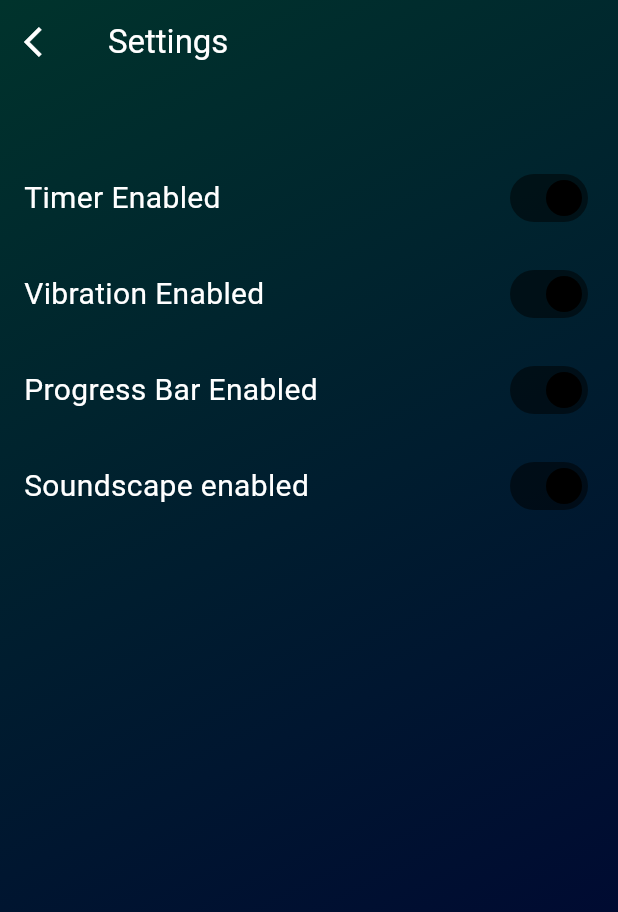
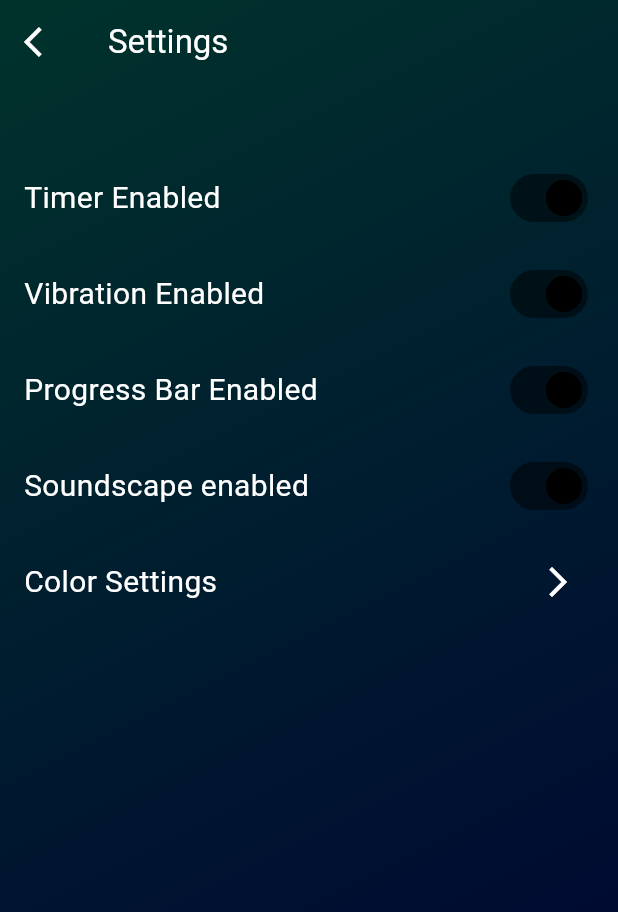
Before and after one commit to crypticdenis/meditation_app_flutter, a Flutter app: the screen it shows after launch, item 2 of the bottom bar chosen, after a tap on the "settings" icon, on a phone screen of 412 x 824 dp. Shown: the top 912 px of the screen. Run offline on Flutter 3.47's test engine with Material 3 defaults, Android fonts, the phone set to English and light mode, and no system bars; our stand-ins replace audioplayers, firebase_core, firebase_storage, fl_chart, get, shared_preferences and 1 more; accounts and stored records are empty.

Commit message:
fixed backgroundcolor selection and did a few layout changes, added selection for color to settings

```diff
--- a/lib/actual_settings_screen.dart
+++ b/lib/actual_settings_screen.dart
@@ -4,6 +4,7 @@ import 'package:meditation_app_flutter/providers/theme_provider.dart';
 import 'package:meditation_app_flutter/custom_app_bar.dart';
 import 'package:meditation_app_flutter/providers/settings_provider.dart';
 import 'package:meditation_app_flutter/providers/sound_provider.dart';
+import 'appearance/color_settings.dart';
 
 class ActualSettingsScreen extends StatelessWidget {
   const ActualSettingsScreen({Key? key}) : super(key: key);
@@ -55,7 +56,8 @@ class ActualSettingsScreen extends StatelessWidget {
               ),
             ),
             Padding(
-              padding: const EdgeInsets.symmetric(vertical: 8.0, horizontal: 16.0),
+              padding:
+                  const EdgeInsets.symmetric(vertical: 8.0, horizontal: 16.0),
               child: Row(
                 mainAxisAlignment: MainAxisAlignment.spaceBetween,
                 children: [
@@ -67,9 +69,11 @@ class ActualSettingsScreen extends StatelessWidget {
                     ),
                   ),
                   Switch(
-                    value: settingsProvider.vibrationEnabled, // Assume a vibrationEnabled flag exists in your SettingsProvider
+                    value: settingsProvider.vibrationEnabled,
+                    // Assume a vibrationEnabled flag exists in your SettingsProvider
                     onChanged: (value) {
-                      settingsProvider.setVibrationEnabled(value); // Implement this method in your SettingsProvider
+                      settingsProvider.setVibrationEnabled(
+                          value); // Implement this method in your SettingsProvider
                     },
                     activeColor: Colors.black,
                     inactiveThumbColor: Colors.white,
@@ -128,6 +132,35 @@ class ActualSettingsScreen extends StatelessWidget {
                 ],
               ),
             ),
+            Padding(
+              padding:
+                  const EdgeInsets.symmetric(vertical: 8.0, horizontal: 16.0),
+              child: Row(
+                mainAxisAlignment: MainAxisAlignment.spaceBetween,
+                children: [
+                  const Text(
+                    'Color Settings',
+                    style: TextStyle(
+                      color: Colors.white,
+                      fontSize: 20,
+                    ),
+                  ),
+                  IconButton(
+                    icon: Icon(
+                      Icons.arrow_forward_ios,
+                      color: Colors.white,
+                    ),
+                    onPressed: () {
+                      // Navigate to the new menu screen
+                      Navigator.of(context).push(MaterialPageRoute(
+                        builder: (context) =>
+                            SettingsScreen(), // Replace with your actual new menu screen widget
+                      ));
+                    },
+                  ),
+                ],
+              ),
+            ),
           ],
         ),
       ),
--- a/lib/home/week_rating_widget.dart
+++ b/lib/analytics/week_rating_widget.dart
@@ -1,6 +1,7 @@
 import 'package:flutter/material.dart';
 import 'package:fl_chart/fl_chart.dart';
 import 'package:intl/intl.dart';
+import 'package:meditation_app_flutter/common_definitions.dart';
 import 'package:provider/provider.dart';
 import 'package:meditation_app_flutter/providers/ratings_provider.dart';
 
@@ -8,42 +9,39 @@ class WeekRatingWidget extends StatelessWidget {
   WeekRatingWidget({Key? key}) : super(key: key);
 
   final daysOfWeek = ["Mon", "Tue", "Wed", "Thu", "Fri", "Sat", "Sun"];
-  final DateFormat dateFormat = DateFormat('yyyy-MM-dd'); // Use the same format as in RatingsProvider
+  final DateFormat dateFormat = DateFormat('yyyy-MM-dd');
 
-  Color getColorBasedOnValue(double value) {
-    List<Color> colorGradient = [
-      Colors.red, // 1
-      Colors.deepOrange, // 2
-      Colors.orangeAccent, // 3
-      Colors.lightGreen, // 4
-      Colors.green // 5
-    ];
-    int index = (value.clamp(1, 5)).round() - 1; // Adjusted to use 0-based index
+  Color getColorBasedOnAverageValue(double average) {
+    int index =
+        roundToNearestHalf(average).clamp(0, colorGradient.length).toInt() * 2;
+    print('index');
+    print(index);
     return colorGradient[index];
-  }
-
-  DateTime getWeekStart(DateTime current) {
-    int daysFromMonday = current.weekday - 1;
-    return current.subtract(Duration(days: daysFromMonday));
   }
 
   @override
   Widget build(BuildContext context) {
-    final Map<String, int> sampleRatings = Provider.of<RatingsProvider>(context).ratings;
+    final ratingsProvider = Provider.of<RatingsProvider>(context);
+    final Map<String, List<int>> sampleRatings = ratingsProvider.ratings;
 
+    final weekStartDate = getWeekStart(DateTime.now());
     final List<BarChartGroupData> barGroups = List.generate(7, (index) {
-      final weekStartDate = getWeekStart(DateTime.now());
       final date = weekStartDate.add(Duration(days: index));
       final dateString = dateFormat.format(date);
 
-      final entryValue = sampleRatings[dateString] ?? 0;
+      // Retrieve the list of ratings for the current day
+      final List<int> dailyRatings = sampleRatings[dateString] ?? [];
+      // Calculate the average rating for the day
+      final double averageRating = dailyRatings.isNotEmpty
+          ? dailyRatings.reduce((a, b) => a + b) / dailyRatings.length
+          : 0;
 
       return BarChartGroupData(
         x: index,
         barRods: [
           BarChartRodData(
-            toY: entryValue.toDouble(), // Directly using the rating value as the height
-            color: getColorBasedOnValue(entryValue.toDouble()),
+            toY: roundToNearestHalf(averageRating),
+            color: getColorBasedOnAverageValue(averageRating),
             width: 15,
           ),
         ],
@@ -57,7 +55,8 @@ class WeekRatingWidget extends StatelessWidget {
         color: Colors.white12,
       ),
       margin: const EdgeInsets.all(15),
-      padding: const EdgeInsets.only(right: 18.0, left: 12.0, top: 40, bottom: 12),
+      padding:
+          const EdgeInsets.only(right: 18.0, left: 12.0, top: 40, bottom: 12),
       child: BarChart(
         BarChartData(
           maxY: 5,
@@ -70,7 +69,8 @@ class WeekRatingWidget extends StatelessWidget {
                 getTitlesWidget: (value, meta) => Padding(
                   padding: const EdgeInsets.only(top: 6.0),
                   child: Text(daysOfWeek[value.toInt() % daysOfWeek.length],
-                      style: const TextStyle(color: Colors.white, fontSize: 12)),
+                      style:
+                          const TextStyle(color: Colors.white, fontSize: 12)),
                 ),
               ),
             ),
@@ -79,9 +79,11 @@ class WeekRatingWidget extends StatelessWidget {
                 showTitles: false,
                 getTitlesWidget: (value, meta) {
                   // Show 1-5 scale on the left
-                  return Text(value.toInt().toString(), style: TextStyle(color: Colors.white));
+                  return Text(value.toInt().toString(),
+                      style: TextStyle(color: Colors.white));
                 },
-                interval: 1, // Set interval to 1 to display all numbers from 1 to 5
+                interval: 1,
+                // Set interval to 1 to display all numbers from 1 to 5
                 reservedSize: 28, // Adjust the size as needed
               ),
             ),
--- a/lib/appearance/color_settings.dart
+++ b/lib/appearance/color_settings.dart
@@ -13,6 +13,12 @@ class SettingsScreen extends StatelessWidget {
     final themeProvider = Provider.of<ThemeProvider>(context);
 
     return Scaffold(
+      extendBodyBehindAppBar: true,
+      appBar: CustomAppBar(
+        title: '',
+        showSettingsButton: false,
+        showSoundSettingsButton: false,
+      ),
       body: Container(
         decoration: BoxDecoration(
           gradient: themeProvider.currentGradient,
--- a/lib/home/home.dart
+++ b/lib/home/home.dart
@@ -8,13 +8,13 @@ import 'package:meditation_app_flutter/meditation/meditation_preselect.dart';
 import 'package:meditation_app_flutter/appearance/color_settings.dart';
 import 'package:meditation_app_flutter/background_sounds_feature/sound_settings.dart';
 import 'package:meditation_app_flutter/breathing_screen_files/breathing_preselect.dart';
-import 'package:meditation_app_flutter/home/week_rating_widget.dart';
+import 'package:meditation_app_flutter/analytics/week_rating_widget.dart';
 import 'package:audioplayers/audioplayers.dart';
 import 'package:meditation_app_flutter/providers/sound_provider.dart';
 import 'package:meditation_app_flutter/providers/ratings_provider.dart';
-import 'monthly_ratings.dart';
+import '../analytics/monthly_ratings.dart';
 import 'package:meditation_app_flutter/common_definitions.dart';
-import 'yearly_rating.dart';
+import '../analytics/yearly_rating.dart';
 
 class Home extends StatefulWidget {
   const Home({Key? key}) : super(key: key);
@@ -28,10 +28,12 @@ class _HomeState extends State<Home> {
   late Future<void> _initFuture;
   late StreakProvider _streakProvider;
   late RatingsProvider _ratingsProvider;
+  late ThemeProvider _themeProvider;
 
   @override
   void initState() {
     super.initState();
+    _themeProvider = Provider.of<ThemeProvider>(context, listen: false);
     _ratingsProvider = Provider.of<RatingsProvider>(context, listen: false);
     _initFuture = _ratingsProvider.init();
     _streakProvider = Provider.of<StreakProvider>(context, listen: false);
@@ -45,7 +47,7 @@ class _HomeState extends State<Home> {
   final List<Widget> _widgetOptions = [
     HomeScreen(),
     DurationSuggestions(),
-    SettingsScreen(),
+    AnalyticsScreen(),
     AnalyticsScreen(),
   ];
 
@@ -89,10 +91,9 @@ class _HomeState extends State<Home> {
               currentIndex: _selectedIndex,
               selectedItemColor: Colors.white,
               unselectedItemColor: Colors.white30,
-              backgroundColor: Colors.transparent,
-              // Adjust as needed
+              backgroundColor: Colors.black12,
               type: BottomNavigationBarType.fixed,
-              // Adjust if you have more than 3 items
+              elevation: 0,
               onTap: _onItemTapped,
             ),
           );
@@ -121,11 +122,14 @@ class _HomeScreenState extends State<HomeScreen> {
     final streakProvider = Provider.of<StreakProvider>(context);
     final currentStreak = streakProvider.streak;
 
+    print(streakProvider.streak);
+
     return Scaffold(
       body: Container(
         decoration: BoxDecoration(
           gradient:
-              themeProvider.currentGradient, // Ensure themeProvider is defined
+              themeProvider.currentGradient,
+
         ),
         child: Column(
           children: [
--- a/lib/meditation/meditation_preselect.dart
+++ b/lib/meditation/meditation_preselect.dart
@@ -29,7 +29,7 @@ class DurationSuggestions extends StatelessWidget {
     return Padding(
       padding: EdgeInsets.symmetric(horizontal: 8.0),
       child: Container(
-        width: 100,
+        width: 105,
         child: ElevatedButton(
           style: ElevatedButton.styleFrom(
             backgroundColor: Colors.white12,
@@ -88,15 +88,14 @@ class DurationSuggestions extends StatelessWidget {
   }
 
   final List<Map<String, String>> sessionAssets = [
-    {'image': 'assets/images/nature1.png', 'title': 'Relaxation'},
-    {'image': 'assets/images/nature2.png', 'title': 'Deep Sleep'},
-    {'image': 'assets/images/nature3.png', 'title': 'Anxiety Relief'},
-    // Add more maps for more images and titles as needed
+    {'image': 'assets/images/nature1.png', 'title': 'Relaxation', 'duration': '6 min'},
+    {'image': 'assets/images/nature2.png', 'title': 'Deep Sleep', 'duration': '9 min'},
+    {'image': 'assets/images/nature3.png', 'title': 'Anxiety Relief', 'duration': '5 min'},
   ];
 
   Widget _buildImageInfoRow() {
     return SizedBox(
-      height: 200,
+      height: 180,
       child: ListView.builder(
         shrinkWrap: true,
         scrollDirection: Axis.horizontal,
@@ -107,38 +106,55 @@ class DurationSuggestions extends StatelessWidget {
             padding: EdgeInsets.symmetric(horizontal: 8.0),
             child: GestureDetector(
               onTap: () {
+                // Handle your onTap action here
               },
               child: Container(
-                width: 150, // Set a fixed width for the container
+                width: 240, // Set a fixed width for the container
                 decoration: BoxDecoration(
                   color: Colors.white12,
-                  borderRadius: BorderRadius.circular(25), // Rounded corners
+                  borderRadius: BorderRadius.circular(15), // Rounded corners
                 ),
-                child: Column(
+                child: ClipRRect(
+                  borderRadius: BorderRadius.circular(15),
+                  child: Stack(
+                    fit: StackFit.expand, // Make the stack fill the container
                     children: [
-                    Expanded(
-                      flex: 4, // 80% of the space for the image
-                      child: ClipRRect(
-                        borderRadius:
-                            BorderRadius.circular(25),
-                        child:
-                            Image.asset(session['image']!, fit: BoxFit.cover),
+                      Image.asset(
+                        session['image']!,
+                        fit: BoxFit.cover, // This ensures the image covers the whole area of the container
+                      ),
+                      DecoratedBox(
+                        decoration: BoxDecoration(
+                          gradient: LinearGradient(
+                            begin: Alignment.topCenter,
+                            end: Alignment.bottomCenter,
+                            colors: [
+                              Colors.transparent,
+                              Colors.black.withOpacity(0.5), // Semi-transparent black
+                            ],
                           ),
                         ),
-                    Expanded(
-                      flex: 1,
-                      child: Container(
-                        width: double.infinity,
-                        child: Center(
+                      ),
+                      Positioned(
+                        left: 8,
+                        bottom: 30, // Adjust the position as needed
                         child: Text(
                           session['title']!,
-                            textAlign: TextAlign.center,
+                          textAlign: TextAlign.left,
                           style: TextStyle(color: Colors.white, fontSize: 16),
                         ),
                       ),
+                      Positioned(
+                        left: 8,
+                        bottom: 8, // Adjust the position so it's just below the title
+                        child: Text(
+                          "${session['duration']} min", // Assuming 'duration' is a key in your session map
+                          textAlign: TextAlign.left,
+                          style: TextStyle(color: Colors.white, fontSize: 14),
                         ),
                       ),
                     ],
+                  ),
                 ),
               ),
             ),
@@ -147,6 +163,9 @@ class DurationSuggestions extends StatelessWidget {
       ),
     );
   }
+
+
+
 
   @override
   Widget build(BuildContext context) {
--- a/lib/providers/theme_provider.dart
+++ b/lib/providers/theme_provider.dart
@@ -1,8 +1,14 @@
 import 'package:flutter/material.dart';
 import '../appearance/gradient_colors.dart';
+import 'package:shared_preferences/shared_preferences.dart';
 
 class ThemeProvider with ChangeNotifier {
   int _currentThemeIndex = 0;
+  SharedPreferences? _prefs;
+
+  ThemeProvider() {
+    _loadThemeIndex();
+  }
 
   int get currentThemeIndex => _currentThemeIndex;
 
@@ -13,6 +19,18 @@ class ThemeProvider with ChangeNotifier {
     if (index != _currentThemeIndex) {
       _currentThemeIndex = index;
       notifyListeners();
+      _saveThemeIndex();
     }
   }
+
+  Future<void> _loadThemeIndex() async {
+    _prefs = await SharedPreferences.getInstance();
+    _currentThemeIndex = _prefs?.getInt('themeIndex') ?? 0;
+    notifyListeners();
+  }
+
+  Future<void> _saveThemeIndex() async {
+    if (_prefs == null) _prefs = await SharedPreferences.getInstance();
+    await _prefs?.setInt('themeIndex', _currentThemeIndex);
+  }
 }
--- a/lib/timer_feature/timer.dart
+++ b/lib/timer_feature/timer.dart
@@ -129,6 +129,8 @@ class _TimerWidgetState extends State<TimerWidget> {
         .difference(DateTime(lastReset.year, lastReset.month, lastReset.day))
         .inDays;
 
+    print(streakProvider.streak);
+
     // Assuming streak == 0 indicates the user hasn't started a streak yet or it was reset
     if (differenceInDays == 0 && streakProvider.streak > 0) {
       // User already interacted today, so don't change the streak.
@@ -139,7 +141,7 @@ class _TimerWidgetState extends State<TimerWidget> {
     } else if (streakProvider.streak == 0) {
       streakProvider.incrementStreak(); // Start streak
     }
-
+  print(streakProvider.streak);
     // Show dialog to rate meditation
     await showDialog(
         context: context,
```
Also changed, not shown: lib/analytics/analytics_home.dart (+5 -5 lines), lib/analytics/monthly_ratings.dart (renamed from lib/home/monthly_ratings.dart, +12 -20 lines), lib/analytics/yearly_rating.dart (renamed from lib/home/yearly_rating.dart, +12 -10 lines), lib/common_definitions.dart (+31 -3 lines), lib/providers/ratings_provider.dart (+18 -12 lines). Lines whose indentation alone changed are shown as unchanged.
